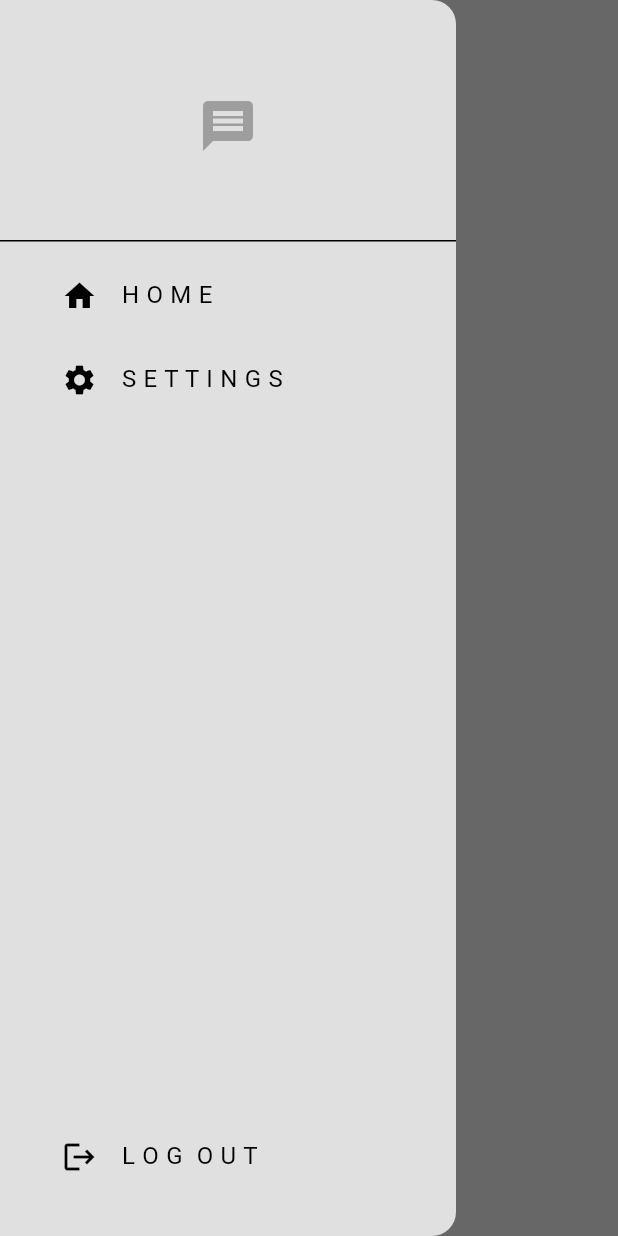
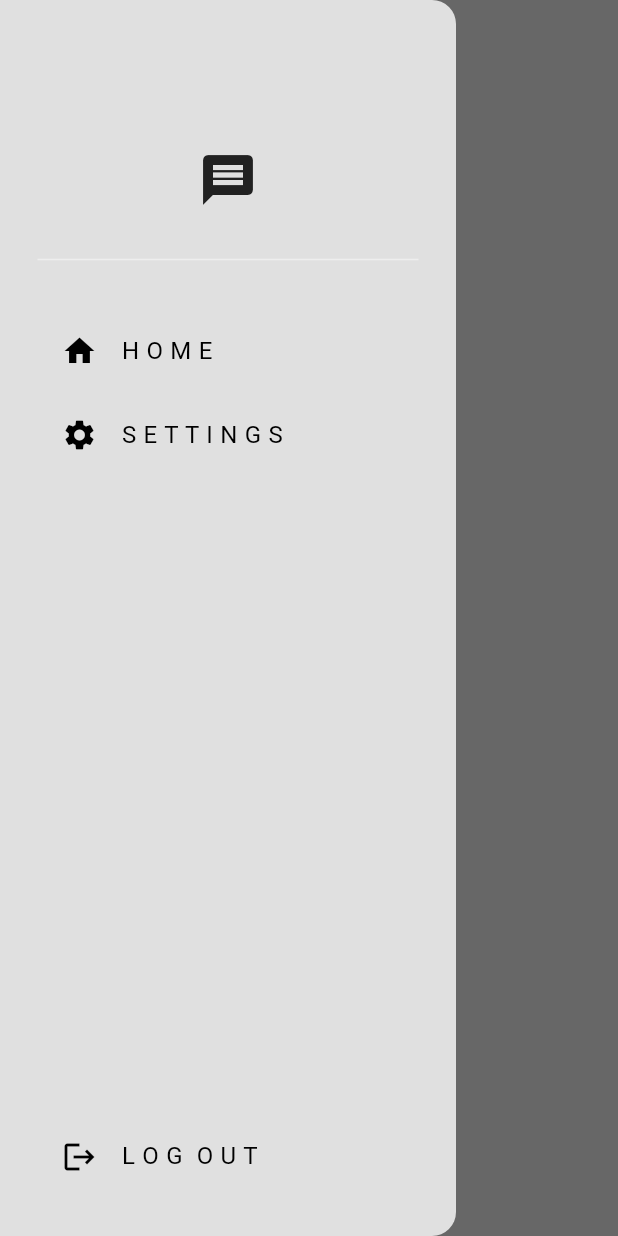
Before and after one commit to Darrylwin/minimal_chat, a Flutter app: the screen it shows once a user with an empty profile is signed in, with the side drawer open, on a phone screen of 412 x 824 dp. Run offline on Flutter 3.47's test engine with Material 3 defaults, Android fonts, the phone set to English and light mode, and no system bars; our stand-ins replace cloud_firestore, firebase_auth, firebase_core; accounts and stored records are empty.

Commit message:
rewrite drawer (just apparence and not logic)

```diff
--- a/lib/components/my_drawer.dart
+++ b/lib/components/my_drawer.dart
@@ -21,13 +21,29 @@ class MyDrawer extends StatelessWidget {
           Column(
             children: [
               // logo
-              DrawerHeader(
-                child: Center(
-                  child: Icon(
-                    Icons.message,
-                    color: Theme.of(context).colorScheme.primary,
-                    size: 40,
-                  ),
+              // DrawerHeader(
+              //   child: Center(
+              //     child: Icon(
+              //       Icons.message,
+              //       color: Theme.of(context).colorScheme.primary,
+              //       size: 40,
+              //     ),
+              //   ),
+              // ),
+
+              Padding(
+                padding: const EdgeInsets.only(top: 100.0),
+                child: Icon(
+                  Icons.message,
+                  size: 40,
+                  color: Theme.of(context).colorScheme.inversePrimary,
+                ),
+              ),
+
+              Padding(
+                padding: const EdgeInsets.all(25.0),
+                child: Divider(
+                  color: Theme.of(context).colorScheme.secondary,
                 ),
               ),
 
```
